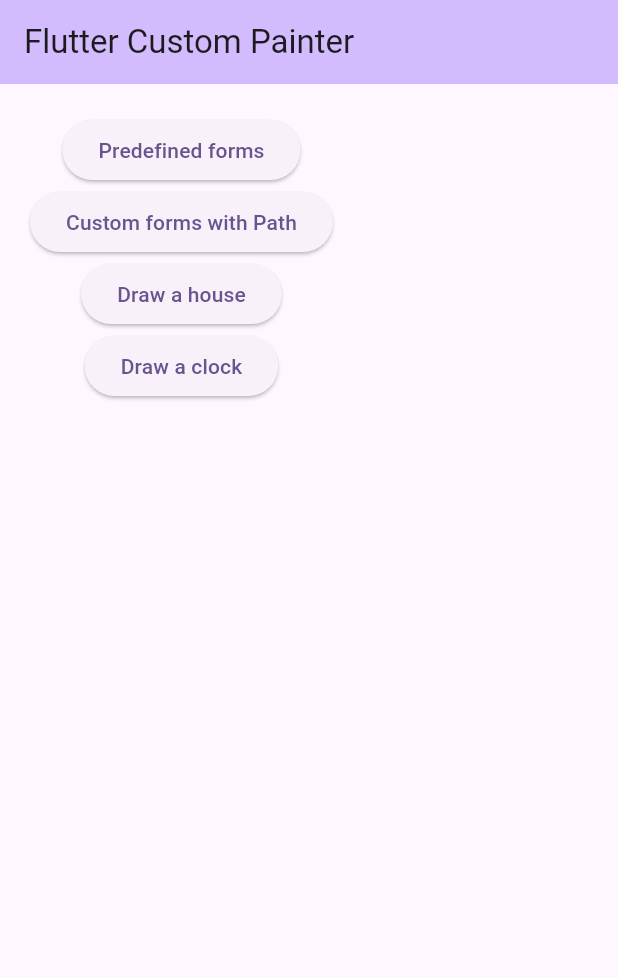
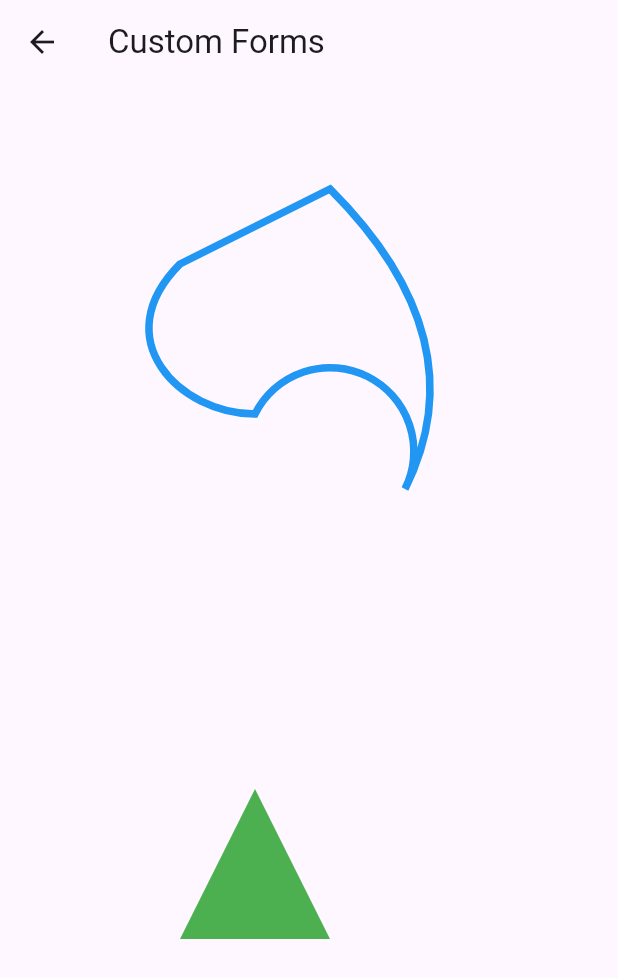
Before and after one commit to lyabs243/flutter-custom-painter, a Flutter app: the screen it shows after launch, after a tap on "Custom forms with Path", on a phone screen of 412 x 824 dp. Shown: the top 978 px of the screen. Run offline on Flutter 3.47's test engine with Material 3 defaults, Android fonts, the light colour scheme and no system bars.

Commit message:
Draw custom forms with path

```diff
--- /dev/null
+++ b/lib/custom_forms.dart
@@ -0,0 +1,80 @@
+import 'package:flutter/material.dart';
+import 'package:flutter_custom_painter/utils.dart';
+
+class CustomForms extends StatelessWidget {
+
+  const CustomForms({Key? key}) : super(key: key);
+
+  @override
+  Widget build(BuildContext context) {
+    return Scaffold(
+      appBar: AppBar(
+        title: const Text('Custom Forms'),
+      ),
+      body: Container(
+        width: MediaQuery.of(context).size.width,
+        height: MediaQuery.of(context).size.height,
+        padding: const EdgeInsets.all(pagePadding),
+        child: const PaintCustomForms(),
+      ),
+    );
+  }
+}
+
+class PaintCustomForms extends StatelessWidget {
+
+  const PaintCustomForms({Key? key}) : super(key: key);
+
+  @override
+  Widget build(BuildContext context) {
+    return CustomPaint(
+      painter: CustomFormsPainter(),
+    );
+  }
+}
+
+class CustomFormsPainter extends CustomPainter {
+
+  @override
+  void paint(Canvas canvas, Size size) {
+
+    final path = Path();
+
+    // Define the shapes using path commands
+    path.moveTo(100, 100);
+    path.lineTo(200, 50);
+    path.quadraticBezierTo(300, 150, 250, 250);
+    path.arcToPoint(Offset(150, 200), radius: Radius.circular(40), clockwise: false);
+    path.cubicTo(100, 200, 50, 150, 100, 100);
+    // Close the path to create a continuous shape
+    path.close();
+
+    // Set up paint properties for the path
+    final paint = Paint()
+      ..color = Colors.blue
+      ..strokeWidth = 5
+      ..style = PaintingStyle.stroke;
+
+    // Draw the path on the canvas
+    canvas.drawPath(path, paint);
+
+    // draw a triangle
+    final paintTriangle = Paint()
+      ..color = Colors.green
+      ..strokeWidth = 2
+      ..style = PaintingStyle.fill;
+
+    final pathTriangle = Path();
+    pathTriangle.moveTo(100, 550);
+    pathTriangle.lineTo(200, 550);
+    pathTriangle.lineTo(150, 450);
+    pathTriangle.close();
+
+    canvas.drawPath(pathTriangle, paintTriangle);
+  }
+
+  @override
+  bool shouldRepaint(covariant CustomPainter oldDelegate) {
+    return false;
+  }
+}
--- a/lib/main.dart
+++ b/lib/main.dart
@@ -1,4 +1,5 @@
 import 'package:flutter/material.dart';
+import 'package:flutter_custom_painter/custom_forms.dart';
 import 'package:flutter_custom_painter/predefined_forms.dart';
 import 'package:flutter_custom_painter/utils.dart';
 
@@ -55,7 +56,11 @@
               ElevatedButton(
                 child: const Text('Custom forms with Path'),
                 onPressed: () {
-
+                  Navigator.of(context).push(
+                      MaterialPageRoute(
+                        builder: (context) => const CustomForms(),
+                      )
+                  );
                 },
               ),
               ElevatedButton(
```
